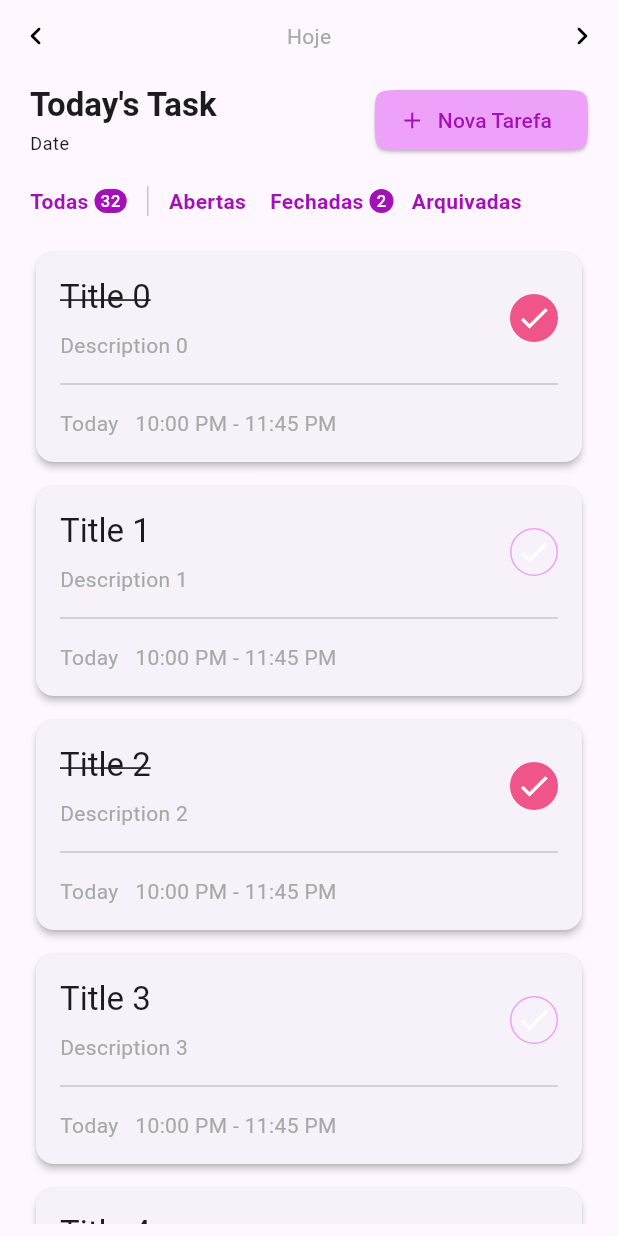
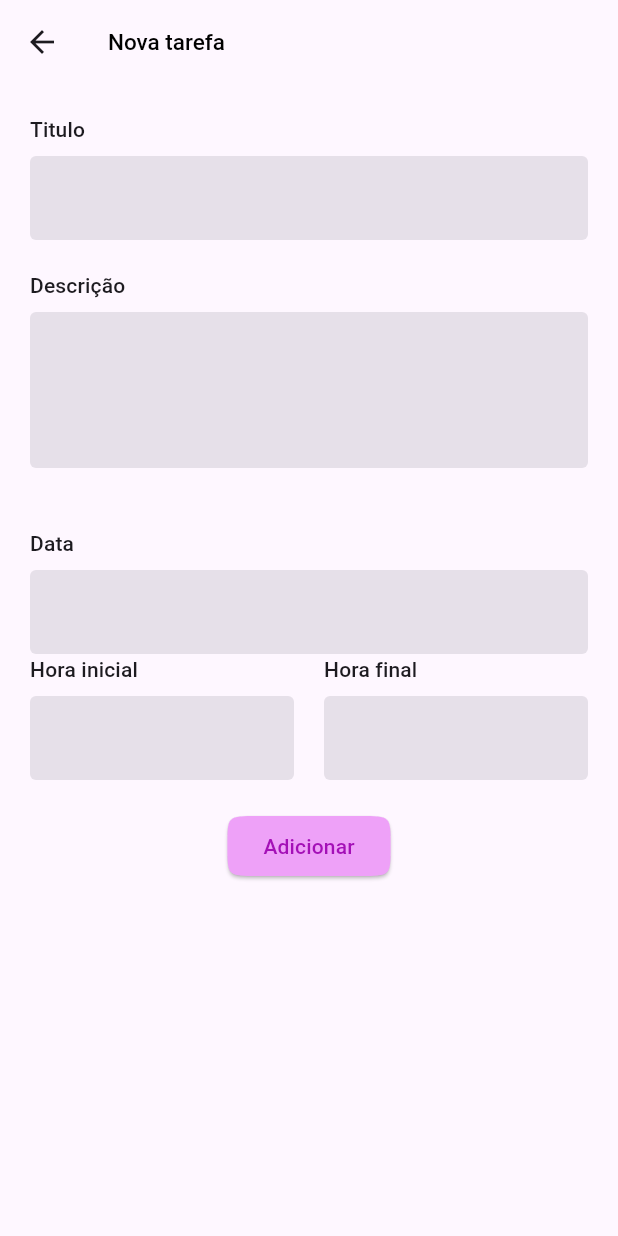
Before and after one commit to GiovanaThais/todo_app, a Flutter app: the screen it shows after launch, after a tap on "Nova Tarefa", on a phone screen of 412 x 824 dp. Run offline on Flutter 3.47's test engine with Material 3 defaults, Android fonts, the phone set to English and light mode, and no system bars.

Commit message:
create task form

```diff
--- /dev/null
+++ b/todo_app/lib/app/components/add_task_form_components.dart
@@ -0,0 +1,70 @@
+import 'package:flutter/material.dart';
+
+import '../widgets/text_field_widget.dart';
+
+class AddTaskFormComponent extends StatelessWidget {
+  const AddTaskFormComponent({
+    super.key,
+  });
+  void datePicker(BuildContext context) {
+    final now = DateTime.now();
+    showDatePicker(
+        context: context,
+        initialDate: now,
+        firstDate: now,
+        lastDate: now.add(const Duration(days: 30)));
+  }
+
+  @override
+  Widget build(BuildContext context) {
+    return Form(
+      child: Column(children: [
+        TextFieldWidget(controller: TextEditingController(), label: 'Titulo'),
+        const SizedBox(
+          height: 20,
+        ),
+        TextFieldWidget(
+          controller: TextEditingController(),
+          label: 'Descrição',
+          maxLines: 3,
+          keyboardType: TextInputType.multiline,
+        ),
+        const SizedBox(
+          height: 20,
+        ),
+        const SizedBox(
+          height: 20,
+        ),
+        TextFieldWidget(
+          controller: TextEditingController(),
+          label: 'Data',
+          readOnly: true,
+          onTap: () => datePicker(context),
+        ),
+        Row(
+          children: [
+            Expanded(
+              child: TextFieldWidget(
+                controller: TextEditingController(),
+                label: 'Hora inicial',
+              ),
+            ),
+            const SizedBox(
+              width: 20,
+            ),
+            Expanded(
+              child: TextFieldWidget(
+                controller: TextEditingController(),
+                label: 'Hora final',
+              ),
+            ),
+          ],
+        ),
+        const SizedBox(
+          height: 20,
+        ),
+        ElevatedButton(onPressed: () {}, child: const Text('Adicionar')),
+      ]),
+    );
+  }
+}
--- a/todo_app/lib/app/pages/add_task_page.dart
+++ b/todo_app/lib/app/pages/add_task_page.dart
@@ -1,4 +1,7 @@
 import 'package:flutter/material.dart';
+import 'package:todo_app/app/widgets/text_field_widget.dart';
+
+import '../components/add_task_form_components.dart';
 
 class AddTaskPage extends StatelessWidget {
   const AddTaskPage({super.key});
@@ -9,11 +12,9 @@ class AddTaskPage extends StatelessWidget {
       appBar: AppBar(
         title: const Text('Nova tarefa'),
       ),
-      body: const Padding(
+      body: Padding(
         padding: EdgeInsets.all(20),
-        child: Column(children: [
-          Text('teste test'),
-        ]),
+        child: AddTaskFormComponent(),
       ),
     );
   }
--- a/todo_app/lib/app/pages/home_page.dart
+++ b/todo_app/lib/app/pages/home_page.dart
@@ -36,12 +36,7 @@ class _HomePageState extends State<HomePage> {
         padding: const EdgeInsets.symmetric(horizontal: 20, vertical: 8),
         child: Column(
           children: [
-            HeaderWidget(
-                onAddTap: () {
-                  navigateToForm();
-                },
-                subtitle: 'Hoje',
-                title: 'Tarefas de Hoje'),
+            HeaderWidget(onAddTap: navigateToForm, title: '', subtitle: ''),
             const SizedBox(
               height: 20,
             ),
--- a/todo_app/lib/app/theme/light/light_theme.dart
+++ b/todo_app/lib/app/theme/light/light_theme.dart
@@ -6,10 +6,10 @@ class LightTheme {
   static final theme = ThemeData(
       iconTheme: IconThemeData(color: Colors.black),
       appBarTheme: const AppBarTheme(
-          backgroundColor: Color.fromARGB(0, 161, 43, 129),
+          backgroundColor: Color.fromARGB(0, 209, 56, 168),
           titleTextStyle: TextStyle(
               color: Colors.black, fontSize: 15, fontWeight: FontWeight.w500)),
-      dividerColor: LightColors.gray,
+      dividerColor: Color.fromRGBO(198, 87, 150, 1),
       textTheme: const TextTheme(
         titleSmall: TextStyle(color: LightColors.gray),
         bodyMedium: TextStyle(color: LightColors.gray),
--- a/todo_app/lib/app/widgets/header_widget.dart
+++ b/todo_app/lib/app/widgets/header_widget.dart
@@ -1,8 +1,29 @@
 import 'package:flutter/material.dart';
 import 'package:todo_app/app/theme/light/light_colors.dart';
 
-class HeaderWidget extends StatelessWidget {
-  const HeaderWidget({super.key});
+import '../pages/add_task_page.dart';
+
+class HeaderWidget extends StatefulWidget {
+  const HeaderWidget(
+      {super.key,
+      required Function() onAddTap,
+      required String subtitle,
+      required String title});
+
+  @override
+  State<HeaderWidget> createState() => _HeaderWidgetState();
+}
+
+class _HeaderWidgetState extends State<HeaderWidget> {
+  void navigateToForm() {
+    Navigator.of(context).push(
+      MaterialPageRoute(
+        builder: (_) {
+          return const AddTaskPage();
+        },
+      ),
+    );
+  }
 
   @override
   Widget build(BuildContext context) {
@@ -14,7 +35,7 @@ class HeaderWidget extends StatelessWidget {
           crossAxisAlignment: CrossAxisAlignment.start,
           children: [
             Text(
-              "Today's Task",
+              "Tarefas de hoje",
               style: theme.textTheme.titleLarge
                   ?.copyWith(fontWeight: FontWeight.bold),
             ),
@@ -22,13 +43,13 @@ class HeaderWidget extends StatelessWidget {
               height: 4,
             ),
             Text(
-              'Date',
+              'Hoje',
               style: theme.textTheme.bodySmall,
             ),
           ],
         ),
         ElevatedButton.icon(
-          onPressed: () {},
+          onPressed: navigateToForm,
           label: Text('Nova Tarefa'),
           icon: Icon(Icons.add),
         ),
--- /dev/null
+++ b/todo_app/lib/app/widgets/text_field_widget.dart
@@ -0,0 +1,52 @@
+import 'package:flutter/material.dart';
+
+class TextFieldWidget extends StatelessWidget {
+  const TextFieldWidget(
+      {super.key,
+      required this.controller,
+      required this.label,
+      this.hintText,
+      this.validator,
+      this.maxLines = 1,
+      this.readOnly = false,
+      this.keyboardType,
+      this.onTap});
+
+  final TextEditingController controller;
+  final String label;
+  final String? hintText;
+  final String? Function(String? value)? validator;
+  final int maxLines;
+  final bool readOnly;
+  final TextInputType? keyboardType;
+  final VoidCallback? onTap;
+
+  @override
+  Widget build(BuildContext context) {
+    final theme = Theme.of(context);
+    return Column(
+      crossAxisAlignment: CrossAxisAlignment.start,
+      children: [
+        Text(
+          label,
+          style: theme.textTheme.labelLarge,
+        ),
+        const SizedBox(
+          height: 8,
+        ),
+        TextFormField(
+          onTap: onTap,
+          controller: controller,
+          readOnly: readOnly,
+          validator: validator,
+          keyboardType: keyboardType,
+          maxLines: maxLines,
+          decoration: InputDecoration(
+              hintText: hintText,
+              filled: true,
+              border: OutlineInputBorder(borderSide: BorderSide.none)),
+        )
+      ],
+    );
+  }
+}
```
